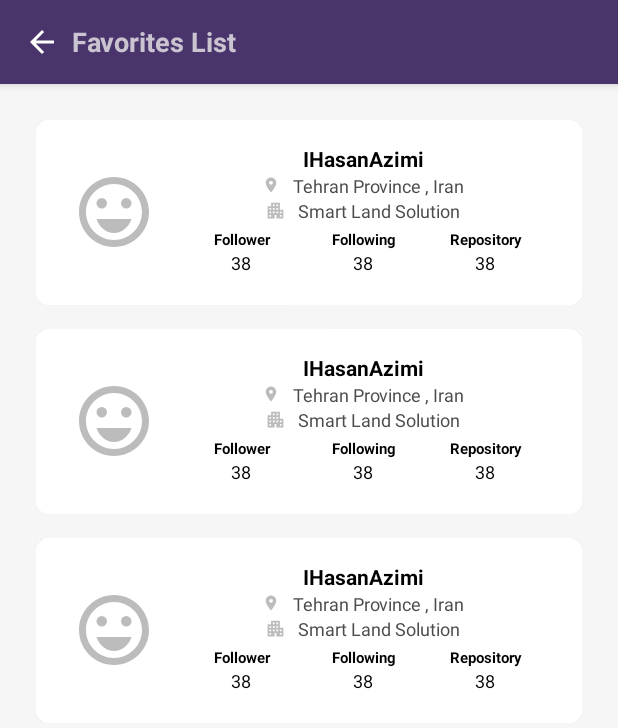
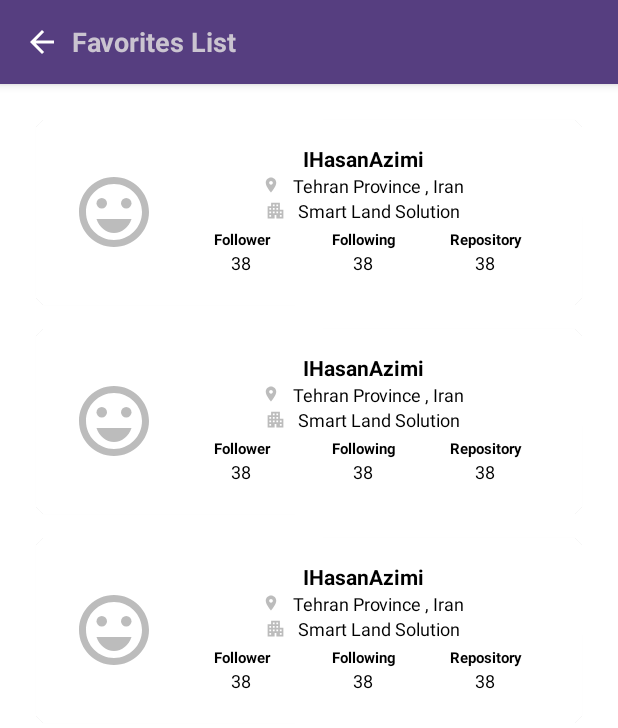
Before and after one commit to ihasanazimi/GitHub, an Android app: the layout fragment_favorites_list.xml on its own in the app's theme, with its tools: preview values and no code run, on a phone screen of 412 x 824 dp. Shown: the top 728 px of the screen. Run offline under Robolectric (Android 15) with nearby library versions, the phone set to English and light mode, and no system bars.

Commit message:
impl night mode

```diff
--- a/app/src/main/java/com/example/masir/ui/LoadingFragment.kt
+++ b/app/src/main/java/com/example/masir/ui/LoadingFragment.kt
@@ -9,13 +9,9 @@ import com.example.masir.utility.BaseFragment
 import com.example.masir.utility.extentions.onBackClick
 
 class LoadingFragment : BaseFragment<LoadingBarBinding>() {
-    override val layoutId: Int
-        get() = R.layout.loading_bar
-
+    override val layoutId: Int get() = R.layout.loading_bar
     override fun onViewCreated(view: View, savedInstanceState: Bundle?) {
         super.onViewCreated(view, savedInstanceState)
-
-
         this.onBackClick { findNavController().navigateUp() }
     }
 }
--- a/app/src/main/java/com/example/masir/ui/main/MainActivity.kt
+++ b/app/src/main/java/com/example/masir/ui/main/MainActivity.kt
@@ -7,8 +7,8 @@ import com.example.masir.utility.BaseActivity
 
 class MainActivity : BaseActivity<ActivityMainBinding>() {
     override val layoutId: Int get() = R.layout.activity_main
-
     override fun onCreate(savedInstanceState: Bundle?) {
         super.onCreate(savedInstanceState)
     }
+
 }
--- a/app/src/main/res/layout/activity_main.xml
+++ b/app/src/main/res/layout/activity_main.xml
@@ -4,7 +4,8 @@
     xmlns:app="http://schemas.android.com/apk/res-auto">
     <FrameLayout
         android:layout_width="match_parent"
-        android:layout_height="match_parent">
+        android:layout_height="match_parent"
+        style="@style/SCREEN">
 
         <androidx.fragment.app.FragmentContainerView
             android:id="@+id/fragmentContainerView"
--- a/app/src/main/res/layout/activity_splash_screen.xml
+++ b/app/src/main/res/layout/activity_splash_screen.xml
@@ -4,7 +4,7 @@
     <FrameLayout
         android:layout_width="match_parent"
         android:layout_height="match_parent"
-        android:background="@color/purple_500">
+        style="@style/SPLASH">
 
         <LinearLayout
             android:layout_width="wrap_content"
--- a/app/src/main/res/layout/fragment_favorites_list.xml
+++ b/app/src/main/res/layout/fragment_favorites_list.xml
@@ -6,11 +6,11 @@
     <androidx.coordinatorlayout.widget.CoordinatorLayout
         android:id="@+id/rootContainer"
         android:layout_width="match_parent"
-        android:layout_height="match_parent"
-        android:background="@color/background_color">
+        android:layout_height="match_parent">
 
         <com.google.android.material.appbar.AppBarLayout
             android:layout_width="match_parent"
+            style="@style/AppBar_Style"
             android:layout_height="wrap_content">
 
             <FrameLayout
--- a/app/src/main/res/layout/fragment_follower_following.xml
+++ b/app/src/main/res/layout/fragment_follower_following.xml
@@ -7,7 +7,7 @@
         android:id="@+id/rootContainer"
         android:layout_width="match_parent"
         android:layout_height="match_parent"
-        android:background="@color/background_color">
+        style="@style/SCREEN">
 
         <androidx.recyclerview.widget.RecyclerView
             android:id="@+id/recyclerView"
--- a/app/src/main/res/layout/fragment_main.xml
+++ b/app/src/main/res/layout/fragment_main.xml
@@ -6,12 +6,13 @@
         android:id="@+id/rootContainer"
         android:layout_width="match_parent"
         android:layout_height="match_parent"
-        android:background="@color/background_color"
+        style="@style/SCREEN"
         android:orientation="vertical">
 
         <com.google.android.material.appbar.AppBarLayout
             android:layout_width="match_parent"
             android:fitsSystemWindows="true"
+            style="@style/AppBar_Style"
             android:layout_height="wrap_content">
 
             <FrameLayout
@@ -53,7 +54,8 @@
                 android:layout_width="match_parent"
                 android:layout_height="wrap_content"
                 android:layout_marginHorizontal="@dimen/space_8"
-                android:layout_marginBottom="@dimen/space_8"
+                android:layout_marginBottom="@dimen/space_16"
+                style="@style/TEXT"
                 android:background="@drawable/stroke_input"
                 app:queryHint="search user..." />
 
--- a/app/src/main/res/layout/item_favorite.xml
+++ b/app/src/main/res/layout/item_favorite.xml
@@ -14,6 +14,7 @@
         android:layout_width="match_parent"
         android:layout_height="wrap_content"
         android:layout_margin="@dimen/space_8"
+        style="@style/ITEM"
         app:cardCornerRadius="@dimen/space_8">
 
         <androidx.appcompat.widget.LinearLayoutCompat
@@ -46,7 +47,7 @@
                     android:layout_width="wrap_content"
                     android:layout_height="wrap_content"
                     android:gravity="center"
-                    android:textColor="@color/black"
+                    style="@style/TEXT"
                     android:textSize="@dimen/textSize_14"
                     android:text="@{data.name}"
                     android:textStyle="bold"
@@ -58,8 +59,8 @@
                     android:layout_height="wrap_content"
                     android:drawablePadding="@dimen/space_8"
                     android:gravity="center"
+                    style="@style/TEXT"
                     android:text="@{data.location}"
-                    android:textColor="@color/gary_darker"
                     android:textSize="@dimen/textSize_12"
                     tools:text="Tehran Province , Iran"
                     app:drawableStartCompat="@drawable/ic_baseline_location_on_24" />
@@ -70,8 +71,8 @@
                     android:layout_height="wrap_content"
                     android:drawablePadding="@dimen/space_8"
                     android:gravity="center"
+                    style="@style/TEXT"
                     android:text="@{data.company}"
-                    android:textColor="@color/gary_darker"
                     android:textSize="@dimen/textSize_12"
                     tools:text="Smart Land Solution"
                     app:drawableStartCompat="@drawable/baseline_apartment_24" />
@@ -96,7 +97,7 @@
                             android:textStyle="bold"
                             android:singleLine="true"
                             android:gravity="center"
-                            android:textColor="@color/black"
+                            style="@style/TEXT"
                             android:text="Follower"/>
 
                         <TextView
@@ -107,7 +108,7 @@
                             android:textStyle="normal"
                             android:text="@{data.followers()}"
                             android:gravity="center"
-                            android:textColor="@color/black"
+                            style="@style/TEXT"
                             tools:text="38"/>
 
                     </LinearLayout>
@@ -124,8 +125,8 @@
                             android:textSize="@dimen/textSize_10"
                             android:textStyle="bold"
                             android:gravity="center"
+                            style="@style/TEXT"
                             android:singleLine="true"
-                            android:textColor="@color/black"
                             android:text="Following"/>
 
                         <TextView
@@ -134,9 +135,9 @@
                             android:layout_height="wrap_content"
                             android:textSize="@dimen/textSize_12"
                             android:textStyle="normal"
+                            style="@style/TEXT"
                             android:text="@{data.following()}"
                             android:gravity="center"
-                            android:textColor="@color/black"
                             tools:text="38"/>
 
                     </LinearLayout>
@@ -153,8 +154,8 @@
                             android:textSize="@dimen/textSize_10"
                             android:textStyle="bold"
                             android:gravity="center"
+                            style="@style/TEXT"
                             android:singleLine="true"
-                            android:textColor="@color/black"
                             android:text="Repository"/>
 
                         <TextView
@@ -163,9 +164,9 @@
                             android:layout_height="wrap_content"
                             android:textSize="@dimen/textSize_12"
                             android:textStyle="normal"
+                            style="@style/TEXT"
                             android:gravity="center"
                             android:text="@{data.publicRepos()}"
-                            android:textColor="@color/black"
                             tools:text="38"/>
 
                     </LinearLayout>
--- a/app/src/main/res/layout/item_user.xml
+++ b/app/src/main/res/layout/item_user.xml
@@ -13,6 +13,7 @@
         android:layout_width="match_parent"
         android:layout_height="wrap_content"
         android:layout_margin="@dimen/space_4"
+        style="@style/ITEM"
         app:cardCornerRadius="@dimen/space_8">
 
         <androidx.appcompat.widget.LinearLayoutCompat
@@ -41,8 +42,8 @@
                     android:layout_height="wrap_content"
                     android:gravity="start|center_vertical"
                     android:text="@{data.login}"
-                    android:textColor="@color/black"
                     android:textSize="@dimen/textSize_16"
+                    style="@style/TEXT"
                     android:textStyle="bold"
                     tools:text="this is user name" />
 
@@ -52,7 +53,8 @@
                     android:layout_gravity="center_vertical"
                     android:gravity="start|center_vertical"
                     android:text="@{data.type}"
-                    android:textColor="@color/gary_darker"
+                    style="@style/TEXT"
+                    android:alpha="0.5"
                     android:textSize="@dimen/textSize_14"
                     tools:text="this is text sample" />
 
--- a/app/src/main/res/layout/loading_bar.xml
+++ b/app/src/main/res/layout/loading_bar.xml
@@ -3,7 +3,7 @@
     <FrameLayout xmlns:android="http://schemas.android.com/apk/res/android"
         android:layout_width="match_parent"
         android:layout_height="match_parent"
-        android:background="@color/white"
+        style="@style/SCREEN"
         android:id="@+id/loadingView">
 
         <ProgressBar
--- a/app/src/main/res/values-night/themes.xml
+++ b/app/src/main/res/values-night/themes.xml
@@ -2,15 +2,42 @@
     <!-- Base application theme. -->
     <style name="Theme.MyApplication" parent="Theme.MaterialComponents.DayNight.NoActionBar">
         <!-- Primary brand color. -->
-        <item name="colorPrimary">@color/purple_200</item>
-        <item name="colorPrimaryVariant">@color/purple_700</item>
-        <item name="colorOnPrimary">@color/purple_500</item>
+        <item name="colorPrimary">@color/purple_500</item>
+        <item name="colorOnPrimary">@color/white</item>
         <!-- Secondary brand color. -->
-        <item name="colorSecondary">@color/teal_200</item>
-        <item name="colorSecondaryVariant">@color/teal_200</item>
-        <item name="colorOnSecondary">@color/purple_500</item>
+        <item name="colorSecondary">@color/black</item>
+        <item name="colorOnSecondary">@color/white</item>
         <!-- Status bar color. -->
-        <item name="android:statusBarColor">?attr/colorPrimaryVariant</item>
+        <item name="android:statusBarColor">@color/purple_700</item>
         <!-- Customize your theme here. -->
     </style>
+
+
+    <!-- DARK MODE -->
+    <style name="SCREEN">
+        <item name="android:background">@color/gary_very_darker</item>
+    </style>
+
+    <style name="SPLASH">
+        <item name="android:background">@color/gary_very_darker</item>
+    </style>
+
+    <style name="ITEM">
+        <item name="android:background">@color/gary_very_darker</item>
+    </style>
+
+    <style name="AppBar_Style">
+        <item name="android:background">@color/purple_700</item>
+        <item name="android:textColor">@color/white</item>
+    </style>
+
+    <style name="TEXT">
+        <item name="android:textColor">@color/white</item>
+    </style>
+
+    <style name="BUTTON">
+        <item name="android:background">@color/teal_700</item>
+    </style>
+
+
 </resources>
--- a/app/src/main/res/values/colors.xml
+++ b/app/src/main/res/values/colors.xml
@@ -1,10 +1,11 @@
 <?xml version="1.0" encoding="utf-8"?>
 <resources>
     <color name="purple_200">#FFBB86FC</color>
-    <color name="purple_500">#49356C</color>
-    <color name="purple_700">#3E2170</color>
+    <color name="purple_500">#563E80</color>
+    <color name="purple_700">#493470</color>
     <color name="teal_200">#E1AB0D</color>
-    <color name="teal_700">#A17A06</color>
+    <color name="teal_700">#836306</color>
+    <color name="items_bg">#fff</color>
 
     <color name="black">#FF000000</color>
     <color name="black_by_alpha">#57000000</color>
@@ -15,5 +16,7 @@
     <color name="green">#009688</color>
     <color name="gary">#BCBCBC</color>
     <color name="gary_darker">#4C4C4C</color>
+    <color name="gary_very_darker">#323232</color>
+    <color name="gary_very_darker2">#1E1E1E</color>
     <color name="background_color">#F6F6F6</color>
 </resources>
--- a/app/src/main/res/values/themes.xml
+++ b/app/src/main/res/values/themes.xml
@@ -3,14 +3,39 @@
     <style name="Theme.MyApplication" parent="Theme.MaterialComponents.DayNight.NoActionBar">
         <!-- Primary brand color. -->
         <item name="colorPrimary">@color/purple_500</item>
-        <item name="colorPrimaryVariant">@color/purple_700</item>
-        <item name="colorOnPrimary">@color/purple_500</item>
+        <item name="colorOnPrimary">@color/white</item>
         <!-- Secondary brand color. -->
         <item name="colorSecondary">@color/teal_200</item>
-        <item name="colorSecondaryVariant">@color/teal_700</item>
-        <item name="colorOnSecondary">@color/purple_500</item>
+        <item name="colorOnSecondary">@color/white</item>
         <!-- Status bar color. -->
-        <item name="android:statusBarColor">?attr/colorPrimaryVariant</item>
+        <item name="android:statusBarColor">@color/purple_700</item>
         <!-- Customize your theme here. -->
     </style>
+
+    <!-- LIGHT MODE -->
+    <style name="SCREEN">
+        <item name="android:background">@color/background_color</item>
+    </style>
+
+    <style name="SPLASH">
+        <item name="android:background">@color/purple_500</item>
+    </style>
+
+    <style name="ITEM">
+        <item name="android:background">@color/white</item>
+    </style>
+
+    <style name="AppBar_Style">
+        <item name="android:background">@color/purple_500</item>
+        <item name="android:textColor">@color/white</item>
+    </style>
+
+    <style name="TEXT">
+        <item name="android:textColor">@color/black</item>
+    </style>
+
+    <style name="BUTTON">
+        <item name="android:background">@color/purple_500</item>
+    </style>
+
 </resources>
```
Also changed, not shown: app/src/main/res/layout/fragment_user_details.xml (+14 -11 lines).
